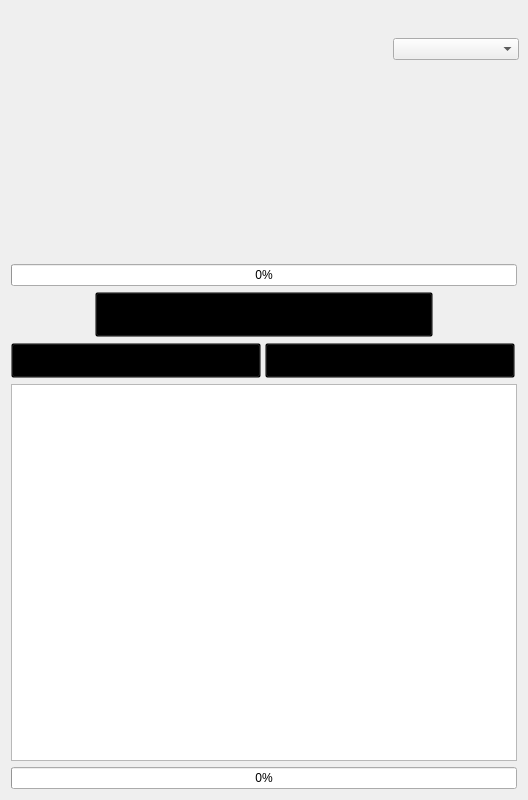
Qt form Nemesis Main GUI/NemesisMainGUI.ui (ShikyoKira/Project-New-Reign---Nemesis-Main) before a commit.
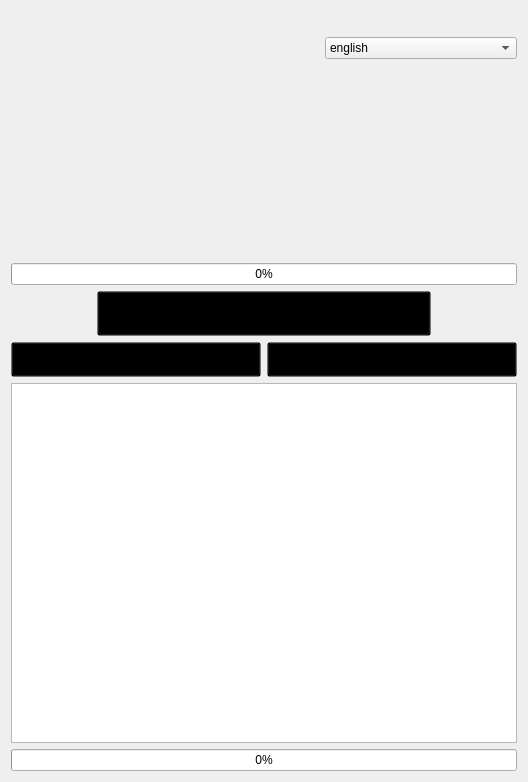
The same form after that commit. Icons and pictures are not drawn. Custom widgets are drawn as their Qt base class.

```diff
--- a/Nemesis Main GUI/NemesisMainGUI.ui
+++ b/Nemesis Main GUI/NemesisMainGUI.ui
@@ -7,11 +7,11 @@
     <x>0</x>
     <y>0</y>
     <width>528</width>
-    <height>800</height>
+    <height>782</height>
    </rect>
   </property>
   <property name="sizePolicy">
-   <sizepolicy hsizetype="Expanding" vsizetype="Expanding">
+   <sizepolicy hsizetype="Fixed" vsizetype="Expanding">
     <horstretch>0</horstretch>
     <verstretch>0</verstretch>
    </sizepolicy>
@@ -24,7 +24,7 @@
   </property>
   <property name="maximumSize">
    <size>
-    <width>528</width>
+    <width>700</width>
     <height>800</height>
    </size>
   </property>
@@ -38,23 +38,7 @@
    <property name="sizeConstraint">
     <enum>QLayout::SetDefaultConstraint</enum>
    </property>
-   <item row="4" column="0">
-    <spacer name="horizontalSpacer">
-     <property name="orientation">
-      <enum>Qt::Horizontal</enum>
-     </property>
-     <property name="sizeType">
-      <enum>QSizePolicy::Fixed</enum>
-     </property>
-     <property name="sizeHint" stdset="0">
-      <size>
-       <width>80</width>
-       <height>20</height>
-      </size>
-     </property>
-    </spacer>
-   </item>
-   <item row="3" column="0" colspan="9">
+   <item row="6" column="0" colspan="10">
     <widget class="QProgressBar" name="animProgressBar">
      <property name="toolTip">
       <string>Green - Good
@@ -72,17 +56,23 @@
      </property>
     </widget>
    </item>
-   <item row="11" column="0" colspan="9">
-    <widget class="QProgressBar" name="progressBar">
-     <property name="value">
-      <number>0</number>
+   <item row="7" column="0">
+    <spacer name="horizontalSpacer">
+     <property name="orientation">
+      <enum>Qt::Horizontal</enum>
      </property>
-     <property name="alignment">
-      <set>Qt::AlignCenter</set>
+     <property name="sizeType">
+      <enum>QSizePolicy::Fixed</enum>
      </property>
-    </widget>
+     <property name="sizeHint" stdset="0">
+      <size>
+       <width>80</width>
+       <height>20</height>
+      </size>
+     </property>
+    </spacer>
    </item>
-   <item row="10" column="0" colspan="9">
+   <item row="15" column="0" colspan="10">
     <widget class="QTextBrowser" name="textBrowser">
      <property name="sizePolicy">
       <sizepolicy hsizetype="Expanding" vsizetype="Expanding">
@@ -108,7 +98,7 @@
      </property>
     </widget>
    </item>
-   <item row="5" column="0" colspan="4">
+   <item row="10" column="0" colspan="5">
     <widget class="QPushButton" name="buttonCheck">
      <property name="sizePolicy">
       <sizepolicy hsizetype="Expanding" vsizetype="Fixed">
@@ -124,7 +114,7 @@
      </property>
      <property name="maximumSize">
       <size>
-       <width>250</width>
+       <width>500</width>
        <height>16777215</height>
       </size>
      </property>
@@ -146,7 +136,62 @@
      </property>
     </widget>
    </item>
-   <item row="5" column="4" colspan="5">
+   <item row="16" column="0" colspan="10">
+    <widget class="QProgressBar" name="progressBar">
+     <property name="value">
+      <number>0</number>
+     </property>
+     <property name="alignment">
+      <set>Qt::AlignCenter</set>
+     </property>
+    </widget>
+   </item>
+   <item row="0" column="0" rowspan="2">
+    <spacer name="horizontalSpacer_14">
+     <property name="orientation">
+      <enum>Qt::Horizontal</enum>
+     </property>
+     <property name="sizeType">
+      <enum>QSizePolicy::Fixed</enum>
+     </property>
+     <property name="sizeHint" stdset="0">
+      <size>
+       <width>80</width>
+       <height>20</height>
+      </size>
+     </property>
+    </spacer>
+   </item>
+   <item row="0" column="1" rowspan="2">
+    <spacer name="horizontalSpacer_13">
+     <property name="orientation">
+      <enum>Qt::Horizontal</enum>
+     </property>
+     <property name="sizeHint" stdset="0">
+      <size>
+       <width>20</width>
+       <height>20</height>
+      </size>
+     </property>
+    </spacer>
+   </item>
+   <item row="7" column="9">
+    <spacer name="horizontalSpacer_3">
+     <property name="orientation">
+      <enum>Qt::Horizontal</enum>
+     </property>
+     <property name="sizeType">
+      <enum>QSizePolicy::Fixed</enum>
+     </property>
+     <property name="sizeHint" stdset="0">
+      <size>
+       <width>80</width>
+       <height>20</height>
+      </size>
+     </property>
+    </spacer>
+   </item>
+   <item row="10" column="5" colspan="5">
     <widget class="QPushButton" name="buttonUpdate">
      <property name="sizePolicy">
       <sizepolicy hsizetype="Expanding" vsizetype="Fixed">
@@ -162,7 +207,7 @@
      </property>
      <property name="maximumSize">
       <size>
-       <width>250</width>
+       <width>500</width>
        <height>16777215</height>
       </size>
      </property>
@@ -184,7 +229,7 @@
      </property>
     </widget>
    </item>
-   <item row="2" column="0" colspan="9">
+   <item row="5" column="0" colspan="10">
     <widget class="BehaviorListView" name="modView">
      <property name="sizePolicy">
       <sizepolicy hsizetype="Expanding" vsizetype="Fixed">
@@ -242,7 +287,7 @@
      </attribute>
     </widget>
    </item>
-   <item row="4" column="1" colspan="7">
+   <item row="7" column="1" colspan="8">
     <widget class="QPushButton" name="buttonLaunch">
      <property name="sizePolicy">
       <sizepolicy hsizetype="Expanding" vsizetype="Fixed">
@@ -276,8 +321,21 @@
      </property>
     </widget>
    </item>
-   <item row="4" column="8">
-    <spacer name="horizontalSpacer_3">
+   <item row="0" column="8">
+    <spacer name="horizontalSpacer_15">
+     <property name="orientation">
+      <enum>Qt::Horizontal</enum>
+     </property>
+     <property name="sizeHint" stdset="0">
+      <size>
+       <width>20</width>
+       <height>20</height>
+      </size>
+     </property>
+    </spacer>
+   </item>
+   <item row="0" column="9">
+    <spacer name="horizontalSpacer_2">
      <property name="orientation">
       <enum>Qt::Horizontal</enum>
      </property>
@@ -292,17 +350,23 @@
      </property>
     </spacer>
    </item>
-   <item row="1" column="7" colspan="2">
+   <item row="1" column="8" colspan="2">
     <widget class="QComboBox" name="comboBox">
+     <property name="sizePolicy">
+      <sizepolicy hsizetype="Preferred" vsizetype="Fixed">
+       <horstretch>0</horstretch>
+       <verstretch>0</verstretch>
+      </sizepolicy>
+     </property>
      <property name="minimumSize">
       <size>
-       <width>126</width>
+       <width>0</width>
        <height>0</height>
       </size>
      </property>
      <property name="maximumSize">
       <size>
-       <width>137</width>
+       <width>500</width>
        <height>16777215</height>
       </size>
      </property>
@@ -312,12 +376,32 @@
      <property name="layoutDirection">
       <enum>Qt::LeftToRight</enum>
      </property>
+     <item>
+      <property name="text">
+       <string>english</string>
+      </property>
+     </item>
+     <item>
+      <property name="text">
+       <string>dutch</string>
+      </property>
+     </item>
+     <item>
+      <property name="text">
+       <string>chinese</string>
+      </property>
+     </item>
+     <item>
+      <property name="text">
+       <string>japanese</string>
+      </property>
+     </item>
     </widget>
    </item>
-   <item row="0" column="2" rowspan="2" colspan="5">
+   <item row="0" column="3" rowspan="2" colspan="4">
     <widget class="QLabel" name="label">
      <property name="sizePolicy">
-      <sizepolicy hsizetype="Preferred" vsizetype="Fixed">
+      <sizepolicy hsizetype="Fixed" vsizetype="Fixed">
        <horstretch>0</horstretch>
        <verstretch>0</verstretch>
       </sizepolicy>
@@ -328,6 +412,12 @@
        <height>40</height>
       </size>
      </property>
+     <property name="maximumSize">
+      <size>
+       <width>240</width>
+       <height>55</height>
+      </size>
+     </property>
      <property name="font">
       <font>
        <family>Cambria</family>
@@ -340,14 +430,49 @@
       <string notr="true">color: rgb(255, 255, 255);
 background-image: url(:/background/Resources/title.png);</string>
      </property>
-     <property name="text">
-      <string>&lt;html&gt;&lt;head/&gt;&lt;body&gt;&lt;p&gt;&lt;br/&gt;&lt;/p&gt;&lt;/body&gt;&lt;/html&gt;</string>
+     <property name="pixmap">
+      <pixmap resource="NemesisMainGUI.qrc">:/background/Resources/title header 2.jpg</pixmap>
      </property>
-     <property name="textFormat">
-      <enum>Qt::RichText</enum>
+     <property name="scaledContents">
+      <bool>true</bool>
+     </property>
+     <property name="alignment">
+      <set>Qt::AlignCenter</set>
      </property>
     </widget>
    </item>
+   <item row="0" column="2" rowspan="2">
+    <spacer name="horizontalSpacer_5">
+     <property name="orientation">
+      <enum>Qt::Horizontal</enum>
+     </property>
+     <property name="sizeType">
+      <enum>QSizePolicy::Fixed</enum>
+     </property>
+     <property name="sizeHint" stdset="0">
+      <size>
+       <width>40</width>
+       <height>20</height>
+      </size>
+     </property>
+    </spacer>
+   </item>
+   <item row="0" column="7" rowspan="2">
+    <spacer name="horizontalSpacer_4">
+     <property name="orientation">
+      <enum>Qt::Horizontal</enum>
+     </property>
+     <property name="sizeType">
+      <enum>QSizePolicy::Fixed</enum>
+     </property>
+     <property name="sizeHint" stdset="0">
+      <size>
+       <width>40</width>
+       <height>20</height>
+      </size>
+     </property>
+    </spacer>
+   </item>
   </layout>
  </widget>
  <layoutdefault spacing="6" margin="11"/>
```
